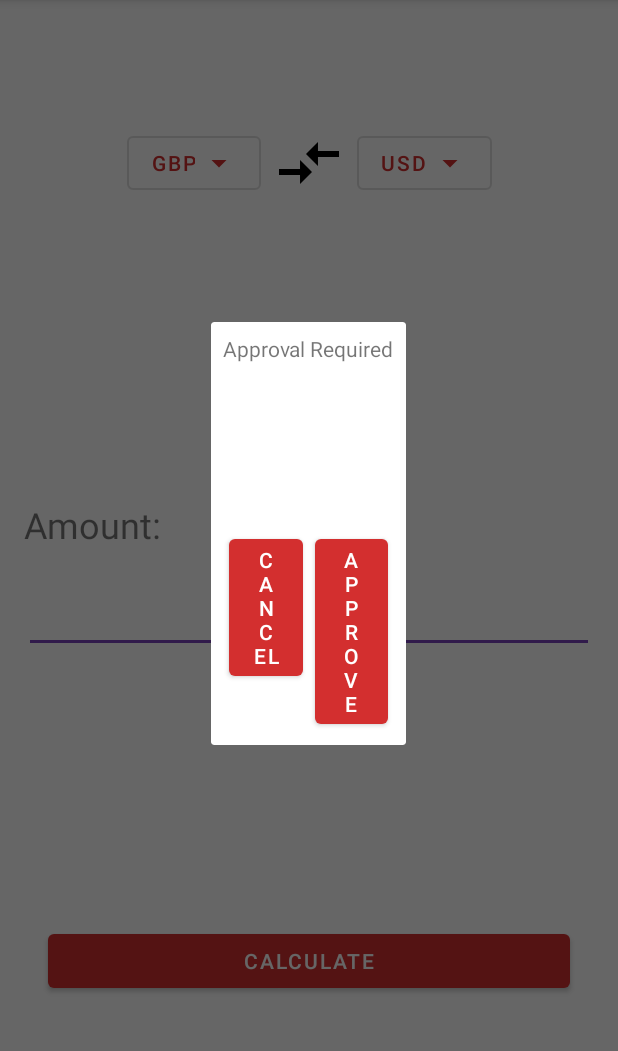
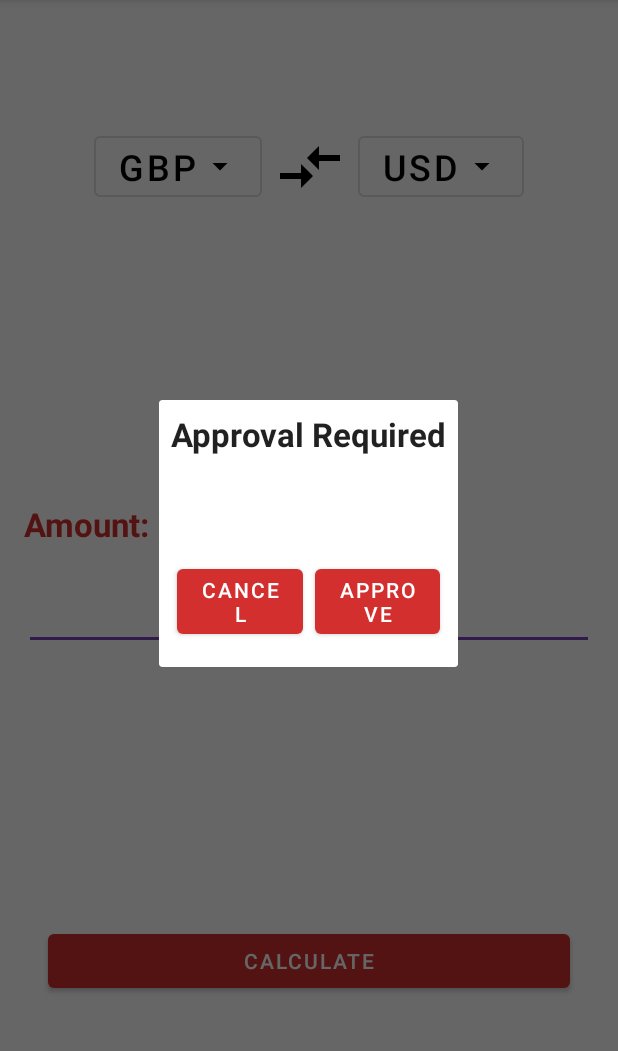
Before and after one commit to malikshairali/currency-converter, an Android app: the fragment ApprovalDialog placed in its activity, on a phone screen of 412 x 824 dp, the part 84-1135 px from its top. Run offline under Robolectric (Android 15) with nearby library versions, the phone set to English and light mode, and no system bars; our stand-ins replace Firebase (no records; nobody signed in at launch, a user with empty details on screens opened directly); 2 statements that could not run were skipped.

Commit message:
Styles added for UI.

```diff
--- a/app/src/main/java/com/example/currencyconverter/ui/main/MainFragment.kt
+++ b/app/src/main/java/com/example/currencyconverter/ui/main/MainFragment.kt
@@ -139,7 +139,7 @@ class MainFragment : Fragment() {
             ),
             targetValue = getString(
                 R.string.currency_value,
-                conversionResponse?.conversionResult.toString(),
+                String.format("%.2f", conversionResponse?.conversionResult),
                 btnTargetCurrency.text
             ),
             conversionRate = conversionResponse?.conversionRate.toString(),
--- a/app/src/main/res/layout/dialog_approval.xml
+++ b/app/src/main/res/layout/dialog_approval.xml
@@ -3,21 +3,23 @@
     xmlns:app="http://schemas.android.com/apk/res-auto"
     xmlns:tools="http://schemas.android.com/tools"
     android:layout_width="match_parent"
-    android:padding="@dimen/size_8"
-    android:layout_height="wrap_content">
+    android:layout_height="wrap_content"
+    android:padding="@dimen/size_8">
 
     <TextView
         android:id="@+id/tv_approval_required"
+        style="@style/Theme.CurrencyConverter.Text.Large.Bold"
         android:layout_width="wrap_content"
         android:layout_height="wrap_content"
-        app:layout_constraintStart_toStartOf="parent"
-        app:layout_constraintEnd_toEndOf="parent"
         android:gravity="center"
         android:text="@string/approval_required"
+        app:layout_constraintEnd_toEndOf="parent"
+        app:layout_constraintStart_toStartOf="parent"
         app:layout_constraintTop_toTopOf="parent" />
 
     <TextView
         android:id="@+id/tv_approval_message"
+        style="@style/TextAppearance.AppCompat.Large"
         android:layout_width="match_parent"
         android:layout_height="wrap_content"
         android:layout_margin="@dimen/size_16"
@@ -29,20 +31,20 @@
         android:id="@+id/btn_cancel"
         android:layout_width="0dp"
         android:layout_height="wrap_content"
+        android:layout_marginHorizontal="@dimen/size_4"
+        android:layout_marginVertical="@dimen/size_8"
         android:text="@string/cancel"
-        android:layout_marginHorizontal="@dimen/size_4"
-        android:layout_marginVertical="@dimen/size_4"
+        app:layout_constraintBottom_toBottomOf="parent"
         app:layout_constraintEnd_toStartOf="@+id/btn_approve"
         app:layout_constraintStart_toStartOf="parent"
-        app:layout_constraintBottom_toBottomOf="parent"
         app:layout_constraintTop_toBottomOf="@+id/tv_approval_message" />
 
     <com.google.android.material.button.MaterialButton
         android:id="@+id/btn_approve"
         android:layout_width="0dp"
         android:layout_height="wrap_content"
+        android:layout_marginHorizontal="@dimen/size_4"
         android:text="@string/approve"
-        android:layout_marginHorizontal="@dimen/size_4"
         app:layout_constraintEnd_toEndOf="parent"
         app:layout_constraintStart_toEndOf="@+id/btn_cancel"
         app:layout_constraintTop_toTopOf="@+id/btn_cancel" />
--- a/app/src/main/res/layout/fragment_main.xml
+++ b/app/src/main/res/layout/fragment_main.xml
@@ -10,13 +10,12 @@
 
     <com.google.android.material.button.MaterialButton
         android:id="@+id/btn_current_currency"
-        style="@style/Widget.MaterialComponents.Button.OutlinedButton"
+        style="@style/Theme.CurrencyConverter.Button.Outlined.Large"
         android:layout_width="wrap_content"
         android:layout_height="wrap_content"
         android:contentDescription="@string/select_current_currency"
         android:text="@string/gbp"
         app:icon="@drawable/ic_baseline_arrow_drop_down_24"
-        app:iconGravity="end"
         app:layout_constraintBottom_toBottomOf="parent"
         app:layout_constraintEnd_toStartOf="@+id/iv_conversion"
         app:layout_constraintHorizontal_chainStyle="packed"
@@ -37,7 +36,7 @@
 
     <com.google.android.material.button.MaterialButton
         android:id="@+id/btn_target_currency"
-        style="@style/Widget.MaterialComponents.Button.OutlinedButton"
+        style="@style/Theme.CurrencyConverter.Button.Outlined.Large"
         android:layout_width="wrap_content"
         android:layout_height="wrap_content"
         android:contentDescription="@string/select_target_currency"
@@ -51,10 +50,11 @@
 
     <TextView
         android:id="@+id/tv_amount"
+        style="@style/Theme.CurrencyConverter.Text.Large.Bold"
         android:layout_width="wrap_content"
         android:layout_height="wrap_content"
         android:text="@string/amount"
-        android:textSize="@dimen/text_size_24"
+        android:textColor="@color/red_700"
         app:layout_constraintBottom_toTopOf="@+id/et_amount"
         app:layout_constraintStart_toStartOf="parent"
         app:layout_constraintTop_toTopOf="parent"
--- a/app/src/main/res/values/colors.xml
+++ b/app/src/main/res/values/colors.xml
@@ -8,4 +8,5 @@
     <color name="black">#FF000000</color>
     <color name="white">#FFFFFFFF</color>
     <color name="green">#00A307</color>
+    <color name="gray">#5E5E5E</color>
 </resources>
--- /dev/null
+++ b/app/src/main/res/values/styles.xml
@@ -0,0 +1,28 @@
+<?xml version="1.0" encoding="utf-8"?>
+<resources>
+
+    <!-- Text styles start -->
+    <style name="Theme.CurrencyConverter.Text.Large.Bold" parent="TextAppearance.AppCompat.Large">
+        <item name="android:textStyle">bold</item>
+    </style>
+
+    <style name="Theme.CurrencyConverter.Text.ExtraLarge.Bold" parent="Theme.CurrencyConverter.Text.Large.Bold">
+        <item name="android:textStyle">bold</item>
+        <item name="android:textSize">@dimen/text_size_48</item>
+    </style>
+
+    <style name="Theme.CurrencyConverter.Text.ExtraLarge.Bold.Gray" parent="Theme.CurrencyConverter.Text.ExtraLarge.Bold">
+        <item name="android:textColor">@color/gray</item>
+    </style>
+    <!-- Text styles end -->
+
+    <!-- Button styles start -->
+    <style name="Theme.CurrencyConverter.Button.Outlined.Large" parent="Widget.MaterialComponents.Button.OutlinedButton">
+        <item name="android:textSize">@dimen/text_size_24</item>
+        <item name="iconGravity">end</item>
+        <item name="android:textColor">@color/black</item>
+        <item name="iconTint">@color/black</item>
+    </style>
+    <!-- Button styles end -->
+
+</resources>
```
Also changed, not shown: app/src/main/res/layout/fragment_convert.xml (+7 -4 lines), app/src/main/res/layout/fragment_success.xml (+7 -4 lines).
